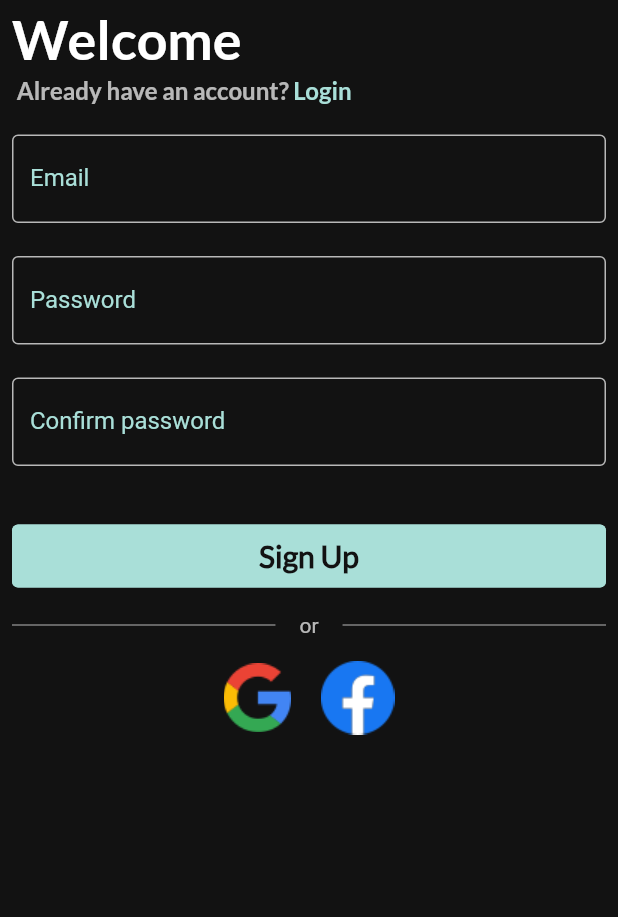
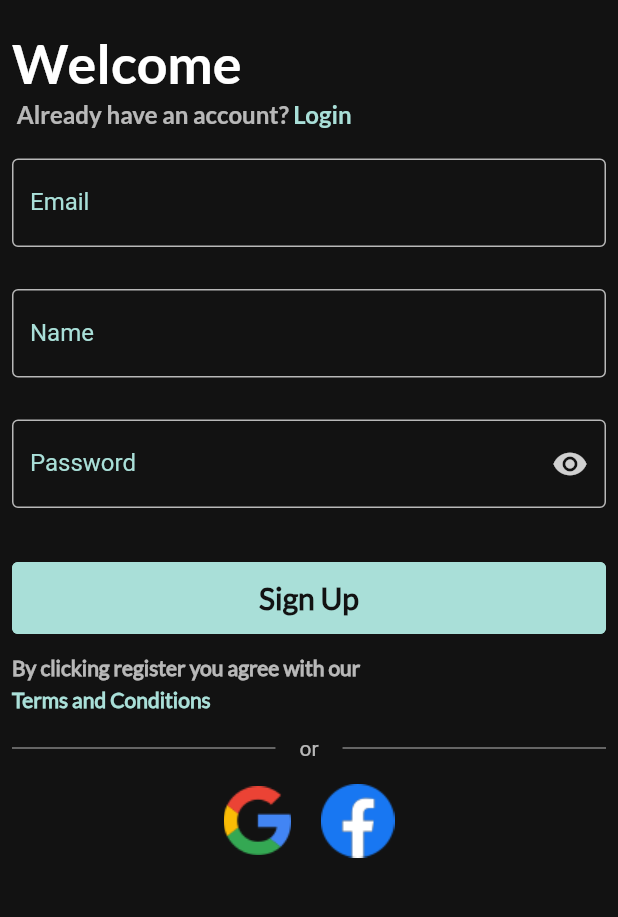
Before and after one commit to Thrauk/union, a Flutter app: the SignUpPage screen opened directly, on a phone screen of 412 x 824 dp, the part 140-1057 px from its top. Run offline on Flutter 3.47's test engine with Material 2 defaults, Android fonts, the phone set to English and light mode, and no system bars; our stand-ins replace cloud_firestore, dots_indicator, equatable, firebase_auth, firebase_core, flutter_bloc and 3 more; missing offline and left inert: flow_builder; accounts and stored records are empty.

Commit message:
SignUpPage improvements + added navigation

```diff
--- /dev/null
+++ b/lib/src/models/form_inputs/name.dart
@@ -0,0 +1,20 @@
+import 'package:formz/formz.dart';
+
+enum NameValidationError { invalid }
+
+class Name extends FormzInput<String, NameValidationError> {
+  const Name.pure() : super.pure('');
+
+  const Name.dirty([String value = '']) : super.dirty(value);
+
+  static final RegExp _nameRegExp = RegExp(
+    r'[a-zA-Z ]+',
+  );
+
+  @override
+  NameValidationError? validator(String? value) {
+    return _nameRegExp.hasMatch(value ?? '')
+        ? value!.length < 20 ? null : NameValidationError.invalid
+        : NameValidationError.invalid;
+  }
+}
--- a/lib/src/repository/authentication/authentication.dart
+++ b/lib/src/repository/authentication/authentication.dart
@@ -8,7 +8,7 @@ abstract class AuthenticationRepository {
 
   Future<void> logInWithGoogle();
 
-  Future<void> signUpWithEmailAndPassword({required String email, required String password});
+  Future<void> signUpWithEmailAndPassword({required String email, required String password, required String name});
 
   Future<void> logInWithEmailAndPassword({required String email, required String password});
 
--- a/lib/src/repository/authentication/firebase_authentication/firebase_auth_repository.dart
+++ b/lib/src/repository/authentication/firebase_authentication/firebase_auth_repository.dart
@@ -53,7 +53,7 @@ class FirebaseAuthRepository implements AuthenticationRepository {
 
   @override
   Future<void> signUpWithEmailAndPassword(
-      {required String email, required String password}) async {
+      {required String email, required String password, required String name}) async {
     UserCredential userCredential;
     AppUser appUser;
 
@@ -67,7 +67,7 @@ class FirebaseAuthRepository implements AuthenticationRepository {
       appUser = AppUser(
           id: userCredential.user!.uid,
           email: userCredential.user!.email,
-          name: userCredential.user!.displayName);
+          name: name);
 
       _storageRepository.userService.saveUserAuthDetails(appUser);
     } on firebase_auth.FirebaseAuthException catch (e) {
--- a/lib/src/screens/auth/login/cubit/login_cubit.dart
+++ b/lib/src/screens/auth/login/cubit/login_cubit.dart
@@ -1,8 +1,10 @@
 import 'package:equatable/equatable.dart';
+import 'package:flutter/material.dart';
 import 'package:flutter_bloc/flutter_bloc.dart';
 import 'package:formz/formz.dart';
 import 'package:union_app/src/models/models.dart';
 import 'package:union_app/src/repository/authentication/auth.dart';
+import 'package:union_app/src/screens/auth/sign_up/sign_up.dart';
 
 part 'login_state.dart';
 
--- a/lib/src/screens/auth/login/view/login_page.dart
+++ b/lib/src/screens/auth/login/view/login_page.dart
@@ -7,6 +7,7 @@ import 'package:union_app/src/screens/auth/login/widgets/form_fields/form_fields
 import 'package:union_app/src/screens/auth/sign_up/view/sign_up_page.dart';
 import 'package:union_app/src/screens/auth/widgets/auth_option/auth_options.dart';
 import 'package:union_app/src/screens/auth/widgets/design/design.dart';
+import 'package:union_app/src/screens/home/home.dart';
 
 import '../login.dart';
 
@@ -36,6 +37,9 @@ class LoginPage extends StatelessWidget {
                           Text(state.errorMessage ?? 'Authentication Failure'),
                     ),
                   );
+              } else if (state.status.isSubmissionSuccess) {
+                Navigator.of(context, rootNavigator: true).pushAndRemoveUntil(
+                    HomePage.route(), (Route<dynamic> route) => false);
               }
             },
             child: const _LoginPage()),
@@ -131,6 +135,7 @@ class _LoginPage extends StatelessWidget {
                         const Expanded(
                           child: EmailInputWidget(),
                         ),
+                        const SizedBox(height: 6),
                         const Expanded(
                           child: PasswordInputWidget(),
                         ),
--- a/lib/src/screens/auth/login/widgets/buttons/login_button_widget.dart
+++ b/lib/src/screens/auth/login/widgets/buttons/login_button_widget.dart
@@ -20,7 +20,8 @@ class LoginButtonWidget extends StatelessWidget {
           width: 2.0,
           color: Color.fromRGBO(169, 223, 216, 1),
         ),
-        minimumSize: const Size(double.infinity, 0),
+        maximumSize: const Size(double.infinity, 48),
+        minimumSize: const Size(double.infinity, 48),
       ),
       child: const Text(
         'Log In',
--- a/lib/src/screens/auth/sign_up/cubit/sign_up_state.dart
+++ b/lib/src/screens/auth/sign_up/cubit/sign_up_state.dart
@@ -5,35 +5,39 @@ enum ConfirmPasswordValidationError { invalid }
 class SignUpState extends Equatable {
   const SignUpState({
     this.email = const Email.pure(),
+    this.name = const Name.pure(),
     this.password = const Password.pure(),
-    this.confirmedPassword = const ConfirmedPassword.pure(),
     this.status = FormzStatus.pure,
     this.errorMessage,
+    this.showPassword = false,
   });
 
   final Email email;
+  final Name name;
   final Password password;
-  final ConfirmedPassword confirmedPassword;
   final FormzStatus status;
   final String? errorMessage;
+  final bool showPassword;
 
   @override
   List<Object> get props =>
-      <Object>[email, password, confirmedPassword, status];
+      <Object>[email, name, password, status, showPassword];
 
   SignUpState copyWith({
     Email? email,
+    Name? name,
     Password? password,
     ConfirmedPassword? confirmedPassword,
     FormzStatus? status,
     String? errorMessage,
+    bool? showPassword,
   }) {
     return SignUpState(
-      email: email ?? this.email,
-      password: password ?? this.password,
-      confirmedPassword: confirmedPassword ?? this.confirmedPassword,
-      status: status ?? this.status,
-      errorMessage: errorMessage ?? this.errorMessage,
-    );
+        email: email ?? this.email,
+        name: name ?? this.name,
+        password: password ?? this.password,
+        status: status ?? this.status,
+        errorMessage: errorMessage ?? this.errorMessage,
+        showPassword: showPassword ?? this.showPassword);
   }
 }
--- a/lib/src/screens/auth/sign_up/view/sign_up_page.dart
+++ b/lib/src/screens/auth/sign_up/view/sign_up_page.dart
@@ -1,12 +1,15 @@
 import 'package:flutter/cupertino.dart';
 import 'package:flutter/material.dart';
 import 'package:flutter_bloc/flutter_bloc.dart';
+import 'package:formz/formz.dart';
 import 'package:union_app/src/repository/authentication/auth.dart';
 import 'package:union_app/src/screens/auth/login/view/login_page.dart';
+import 'package:union_app/src/screens/auth/sign_up/sign_up.dart';
+import 'package:union_app/src/screens/auth/sign_up/widgets/form_fields/name_input_widget.dart';
 import 'package:union_app/src/screens/auth/widgets/auth_option/auth_options.dart';
 import 'package:union_app/src/screens/auth/widgets/design/design.dart';
+import 'package:union_app/src/screens/home/home.dart';
 
-import '../sign_up.dart';
 
 class SignUpPage extends StatelessWidget {
   const SignUpPage({Key? key}) : super(key: key);
@@ -23,7 +26,23 @@ class SignUpPage extends StatelessWidget {
       resizeToAvoidBottomInset: false,
       body: BlocProvider<SignUpCubit>(
         create: (_) => SignUpCubit(context.read<AuthenticationRepository>()),
-        child: const _SignUpPage(),
+        child: BlocListener<SignUpCubit, SignUpState>(
+            listener: (BuildContext context, SignUpState state) {
+              if (state.status.isSubmissionFailure) {
+                ScaffoldMessenger.of(context)
+                  ..hideCurrentSnackBar()
+                  ..showSnackBar(
+                    SnackBar(
+                      content:
+                          Text(state.errorMessage ?? 'Authentication Failure'),
+                    ),
+                  );
+              } else if (state.status.isSubmissionSuccess) {
+                Navigator.of(context, rootNavigator: true).pushAndRemoveUntil(
+                    HomePage.route(), (Route<dynamic> route) => false);
+              }
+            },
+            child: const _SignUpPage()),
       ),
     );
   }
@@ -51,6 +70,7 @@ class _SignUpPage extends StatelessWidget {
                 ),
               ),
             ),
+            const SizedBox(height: 16),
             Column(
               children: <Widget>[
                 Column(
@@ -98,8 +118,10 @@ class _SignUpPage extends StatelessWidget {
                   height: 20,
                 ),
                 const EmailInputWidget(),
+                const SizedBox(height: 6),
+                const NameInputWidget(),
+                const SizedBox(height: 6),
                 const PasswordInputWidget(),
-                const ConfirmPasswordInputWidget(),
                 const Padding(
                   padding: EdgeInsets.symmetric(vertical: 14),
                   child: SignUpButtonWidget(),
@@ -107,14 +129,39 @@ class _SignUpPage extends StatelessWidget {
               ],
             ),
             Column(
+              mainAxisAlignment: MainAxisAlignment.start,
+              crossAxisAlignment: CrossAxisAlignment.start,
+              children: const <Widget>[
+                Align(
+                  alignment: Alignment.centerLeft,
+                  child: Text(
+                    'By clicking register you agree with our',
+                    style: TextStyle(
+                        fontFamily: 'Lato',
+                        color: Colors.white70,
+                        fontWeight: FontWeight.w700),
+                  ),
+                ),
+                SizedBox(height: 4),
+                Text(
+                  'Terms and Conditions',
+                  style: TextStyle(
+                      fontFamily: 'Lato',
+                      color: Color.fromRGBO(169, 223, 216, 1),
+                      fontWeight: FontWeight.w700),
+                ),
+              ],
+            ),
+            const SizedBox(height: 16),
+            Column(
               children: const <Widget>[
                 DividerWidget(),
                 Padding(
-                    padding: EdgeInsets.symmetric(vertical: 16.0),
-                    child: SocialAuthWidget(type: SocialAuthType.SignUp),
+                  padding: EdgeInsets.symmetric(vertical: 16.0),
+                  child: SocialAuthWidget(type: SocialAuthType.SignUp),
                 ),
               ],
-            )
+            ),
           ],
         ),
       ),
--- a/lib/src/screens/auth/sign_up/view/view.dart
+++ b/lib/src/screens/auth/sign_up/view/view.dart
@@ -1,2 +1 @@
-export 'sign_up_form.dart';
 export 'sign_up_page.dart';
--- a/lib/src/screens/auth/sign_up/widgets/buttons/sign_up_button_widget.dart
+++ b/lib/src/screens/auth/sign_up/widgets/buttons/sign_up_button_widget.dart
@@ -13,7 +13,9 @@ class SignUpButtonWidget extends StatelessWidget {
           previous.status != current.status,
       builder: (BuildContext context, SignUpState state) {
         return state.status.isSubmissionInProgress
-            ? const CircularProgressIndicator()
+            ? const CircularProgressIndicator(
+                color: Color.fromRGBO(169, 223, 216, 1),
+              )
             : ElevatedButton(
                 onPressed: () =>
                     context.read<SignUpCubit>().signUpFormSubmitted(),
@@ -25,7 +27,7 @@ class SignUpButtonWidget extends StatelessWidget {
                     width: 2.0,
                     color: Color.fromRGBO(169, 223, 216, 1),
                   ),
-                  minimumSize: const Size(double.infinity, 42),
+                  minimumSize: const Size(double.infinity, 48),
                 ),
                 child: const Text(
                   'Sign Up',
--- a/lib/src/screens/auth/sign_up/widgets/form_fields/email_input_widget.dart
+++ b/lib/src/screens/auth/sign_up/widgets/form_fields/email_input_widget.dart
@@ -9,7 +9,7 @@ class EmailInputWidget extends StatelessWidget {
   Widget build(BuildContext context) {
     return BlocBuilder<SignUpCubit, SignUpState>(
       buildWhen: (SignUpState previous, SignUpState current) =>
-      previous.email != current.email,
+          previous.email != current.email,
       builder: (BuildContext context, SignUpState state) {
         return TextField(
           style: const TextStyle(
--- a/lib/src/screens/auth/sign_up/widgets/form_fields/form_fields.dart
+++ b/lib/src/screens/auth/sign_up/widgets/form_fields/form_fields.dart
@@ -1,3 +1,2 @@
-export 'confirmed_password_input_widget.dart';
 export 'email_input_widget.dart';
 export 'password_input_widget.dart';
--- a/lib/src/screens/auth/sign_up/widgets/form_fields/confirmed_password_input_widget.dart
+++ b/lib/src/screens/auth/sign_up/widgets/form_fields/name_input_widget.dart
@@ -2,31 +2,27 @@ import 'package:flutter/material.dart';
 import 'package:flutter_bloc/flutter_bloc.dart';
 import 'package:union_app/src/screens/auth/sign_up/sign_up.dart';
 
-class ConfirmPasswordInputWidget extends StatelessWidget {
-  const ConfirmPasswordInputWidget({Key? key}) : super(key: key);
+class NameInputWidget extends StatelessWidget {
+  const NameInputWidget({Key? key}) : super(key: key);
 
   @override
   Widget build(BuildContext context) {
     return BlocBuilder<SignUpCubit, SignUpState>(
       buildWhen: (SignUpState previous, SignUpState current) =>
-          previous.password != current.password ||
-          previous.confirmedPassword != current.confirmedPassword,
+          previous.name != current.name,
       builder: (BuildContext context, SignUpState state) {
         return TextField(
           style: const TextStyle(
             color: Color.fromRGBO(255, 255, 255, 0.8),
           ),
-          onChanged: (String confirmPassword) => context
-              .read<SignUpCubit>()
-              .confirmedPasswordChanged(confirmPassword),
+          onChanged: (String name) =>
+              context.read<SignUpCubit>().nameChanged(name),
           cursorColor: const Color.fromRGBO(169, 223, 216, 1),
-          obscureText: true,
+          keyboardType: TextInputType.name,
           decoration: InputDecoration(
-            labelText: 'Confirm password',
+            labelText: 'Name',
             helperText: '',
-            errorText: state.confirmedPassword.invalid
-                ? 'Passwords do not match'
-                : null,
+            errorText: state.name.invalid ? 'Invalid Name' : null,
           ),
         );
       },
--- a/lib/src/screens/auth/sign_up/widgets/form_fields/password_input_widget.dart
+++ b/lib/src/screens/auth/sign_up/widgets/form_fields/password_input_widget.dart
@@ -9,7 +9,8 @@ class PasswordInputWidget extends StatelessWidget {
   Widget build(BuildContext context) {
     return BlocBuilder<SignUpCubit, SignUpState>(
       buildWhen: (SignUpState previous, SignUpState current) =>
-      previous.password != current.password,
+          (previous.password != current.password) ||
+          (previous.showPassword != current.showPassword),
       builder: (BuildContext context, SignUpState state) {
         return TextField(
           style: const TextStyle(
@@ -18,8 +19,17 @@ class PasswordInputWidget extends StatelessWidget {
           onChanged: (String password) =>
               context.read<SignUpCubit>().passwordChanged(password),
           cursorColor: const Color.fromRGBO(169, 223, 216, 1),
-          obscureText: true,
+          obscureText: state.showPassword,
           decoration: InputDecoration(
+            suffixIcon: IconButton(
+              icon: const Icon(
+                Icons.remove_red_eye_sharp,
+                color: Color.fromRGBO(255, 255, 255, 0.8),
+              ),
+              onPressed: () {
+                context.read<SignUpCubit>().showPasswordChanged();
+              },
+            ),
             labelText: 'Password',
             helperText: '',
             errorText: state.password.invalid ? 'Invalid password' : null,
--- a/lib/src/screens/auth/widgets/auth_option/social_auth_widget.dart
+++ b/lib/src/screens/auth/widgets/auth_option/social_auth_widget.dart
@@ -1,6 +1,7 @@
 import 'package:flutter/material.dart';
 import 'package:flutter_bloc/flutter_bloc.dart';
 import 'package:union_app/src/screens/auth/login/cubit/login_cubit.dart';
+import 'package:union_app/src/screens/auth/sign_up/cubit/sign_up_cubit.dart';
 
 enum SocialAuthType { SignUp, Login }
 
@@ -19,7 +20,7 @@ class SocialAuthWidget extends StatelessWidget {
             if (type == SocialAuthType.Login) {
               context.read<LoginCubit>().logInWithGoogle();
             } else if (type == SocialAuthType.SignUp) {
-              // TODO(SignUp): SignUp with Google.
+              context.read<SignUpCubit>().logInWithGoogle();
             }
           },
           child: const Image(
--- a/lib/src/screens/home/view/home_page.dart
+++ b/lib/src/screens/home/view/home_page.dart
@@ -8,6 +8,10 @@ import 'package:union_app/src/screens/home/widgets/widgets.dart';
 
 class HomePage extends StatelessWidget {
   const HomePage({Key? key}) : super(key: key);
+
+  static Route<void> route() {
+    return MaterialPageRoute<void>(builder: (_) => const HomePage());
+  }
 
   static Page page() => const MaterialPage<void>(child: HomePage());
 
--- a/pubspec.yaml
+++ b/pubspec.yaml
@@ -24,6 +24,7 @@ dependencies:
   dots_indicator: ^2.0.0
   cloud_firestore: ^2.5.4
   firebase_storage: ^10.0.6
+  http: ^0.13.4
 
 
 dev_dependencies:
```
Also changed, not shown: lib/src/screens/auth/sign_up/cubit/sign_up_cubit.dart (+37 -23 lines), lib/src/screens/auth/sign_up/view/sign_up_form.dart (deleted, +0 -140 lines), lib/src/screens/intro/widgets/buttons/buttons_widget_01.dart (+9 -6 lines), pubspec.lock, 1 other file.
